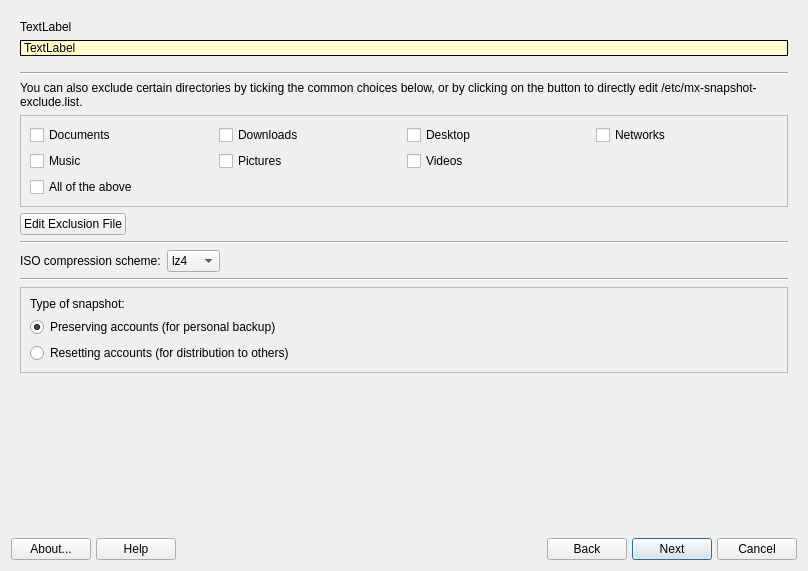
First picture: the form in mainwindow.ui, repository AdrianTM/mx-snapshot, before the edit.
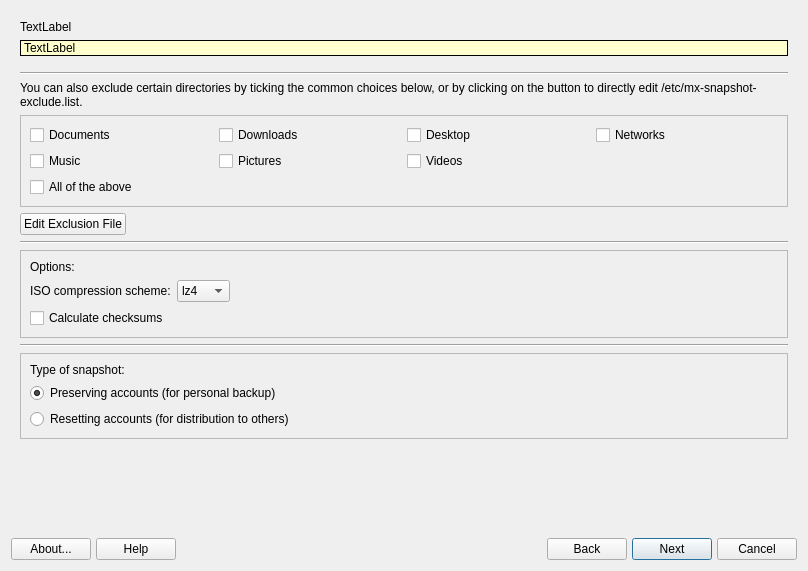
Second picture: the form after the edit. Icons and pictures are not drawn.

Commit message: * add checksum checkbox optionr * take ownership for snapshot folder and resulting files * some code fixes

```diff
--- a/mainwindow.ui
+++ b/mainwindow.ui
@@ -208,30 +208,6 @@
      </widget>
      <widget class="QWidget" name="settingsPage">
       <layout class="QGridLayout" name="gridLayout_4">
-       <item row="8" column="1">
-        <widget class="QComboBox" name="cbCompression">
-         <item>
-          <property name="text">
-           <string>lz4</string>
-          </property>
-         </item>
-         <item>
-          <property name="text">
-           <string>lzo</string>
-          </property>
-         </item>
-         <item>
-          <property name="text">
-           <string>gzip</string>
-          </property>
-         </item>
-         <item>
-          <property name="text">
-           <string>xz</string>
-          </property>
-         </item>
-        </widget>
-       </item>
        <item row="0" column="0" colspan="4">
         <widget class="QLabel" name="label_1">
          <property name="text">
@@ -242,14 +218,14 @@
          </property>
         </widget>
        </item>
-       <item row="9" column="0" colspan="4">
+       <item row="11" column="0" colspan="4">
         <widget class="Line" name="line">
          <property name="orientation">
           <enum>Qt::Horizontal</enum>
          </property>
         </widget>
        </item>
-       <item row="12" column="0">
+       <item row="14" column="0">
         <spacer name="verticalSpacer_2">
          <property name="orientation">
           <enum>Qt::Vertical</enum>
@@ -262,19 +238,6 @@
          </property>
         </spacer>
        </item>
-       <item row="8" column="2">
-        <spacer name="horizontalSpacer_2">
-         <property name="orientation">
-          <enum>Qt::Horizontal</enum>
-         </property>
-         <property name="sizeHint" stdset="0">
-          <size>
-           <width>40</width>
-           <height>20</height>
-          </size>
-         </property>
-        </spacer>
-       </item>
        <item row="4" column="0" colspan="4">
         <widget class="QLabel" name="labelExclude">
          <property name="text">
@@ -410,7 +373,7 @@
          </property>
         </spacer>
        </item>
-       <item row="11" column="0" colspan="4">
+       <item row="13" column="0" colspan="4">
         <widget class="QFrame" name="frame_3">
          <property name="frameShape">
           <enum>QFrame::StyledPanel</enum>
@@ -465,13 +428,6 @@
          </layout>
         </widget>
        </item>
-       <item row="8" column="0">
-        <widget class="QLabel" name="labelCompression">
-         <property name="text">
-          <string>ISO compression scheme:</string>
-         </property>
-        </widget>
-       </item>
        <item row="6" column="0">
         <widget class="QPushButton" name="buttonEditExclude">
          <property name="sizePolicy">
@@ -489,6 +445,79 @@
          </property>
         </widget>
        </item>
+       <item row="8" column="0" colspan="4">
+        <widget class="QFrame" name="frame_4">
+         <property name="frameShape">
+          <enum>QFrame::StyledPanel</enum>
+         </property>
+         <property name="frameShadow">
+          <enum>QFrame::Plain</enum>
+         </property>
+         <property name="lineWidth">
+          <number>0</number>
+         </property>
+         <layout class="QGridLayout" name="gridLayout_5">
+          <item row="1" column="2">
+           <widget class="QComboBox" name="cbCompression">
+            <item>
+             <property name="text">
+              <string>lz4</string>
+             </property>
+            </item>
+            <item>
+             <property name="text">
+              <string>lzo</string>
+             </property>
+            </item>
+            <item>
+             <property name="text">
+              <string>gzip</string>
+             </property>
+            </item>
+            <item>
+             <property name="text">
+              <string>xz</string>
+             </property>
+            </item>
+           </widget>
+          </item>
+          <item row="1" column="4">
+           <spacer name="horizontalSpacer_2">
+            <property name="orientation">
+             <enum>Qt::Horizontal</enum>
+            </property>
+            <property name="sizeHint" stdset="0">
+             <size>
+              <width>40</width>
+              <height>20</height>
+             </size>
+            </property>
+           </spacer>
+          </item>
+          <item row="0" column="0">
+           <widget class="QLabel" name="label_3">
+            <property name="text">
+             <string>Options:</string>
+            </property>
+           </widget>
+          </item>
+          <item row="1" column="0" colspan="2">
+           <widget class="QLabel" name="labelCompression">
+            <property name="text">
+             <string>ISO compression scheme:</string>
+            </property>
+           </widget>
+          </item>
+          <item row="2" column="0" colspan="2">
+           <widget class="QCheckBox" name="checksums">
+            <property name="text">
+             <string>Calculate checksums</string>
+            </property>
+           </widget>
+          </item>
+         </layout>
+        </widget>
+       </item>
       </layout>
      </widget>
      <widget class="QWidget" name="outputPage">
```
The commit also changes 2 other files.
